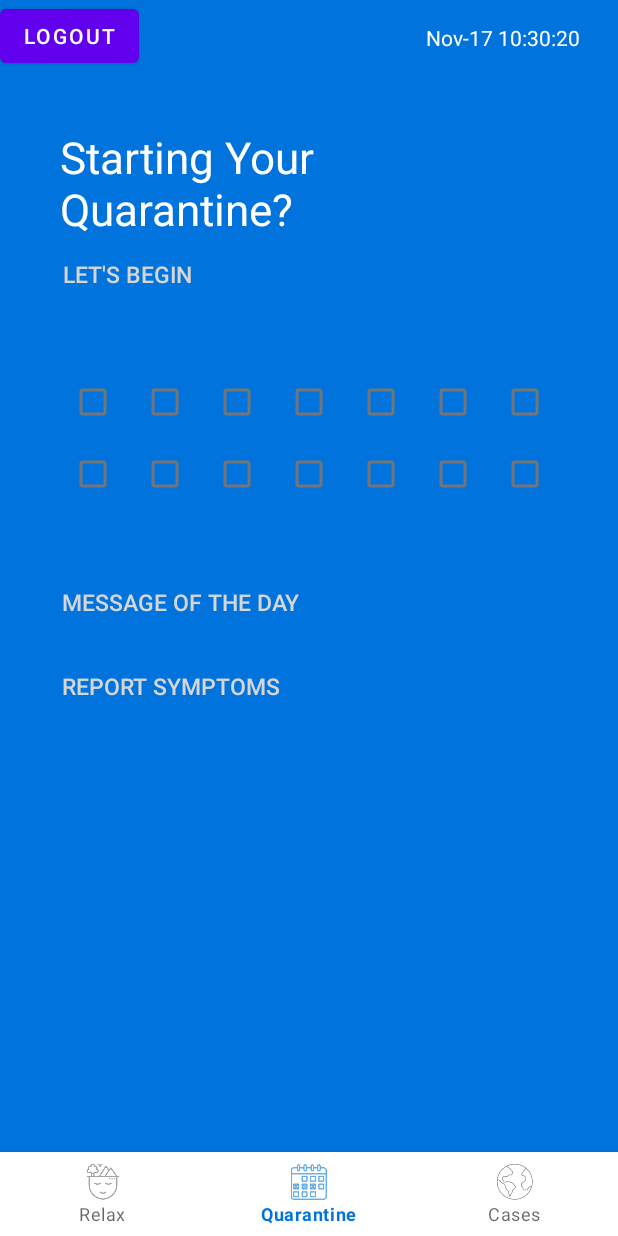
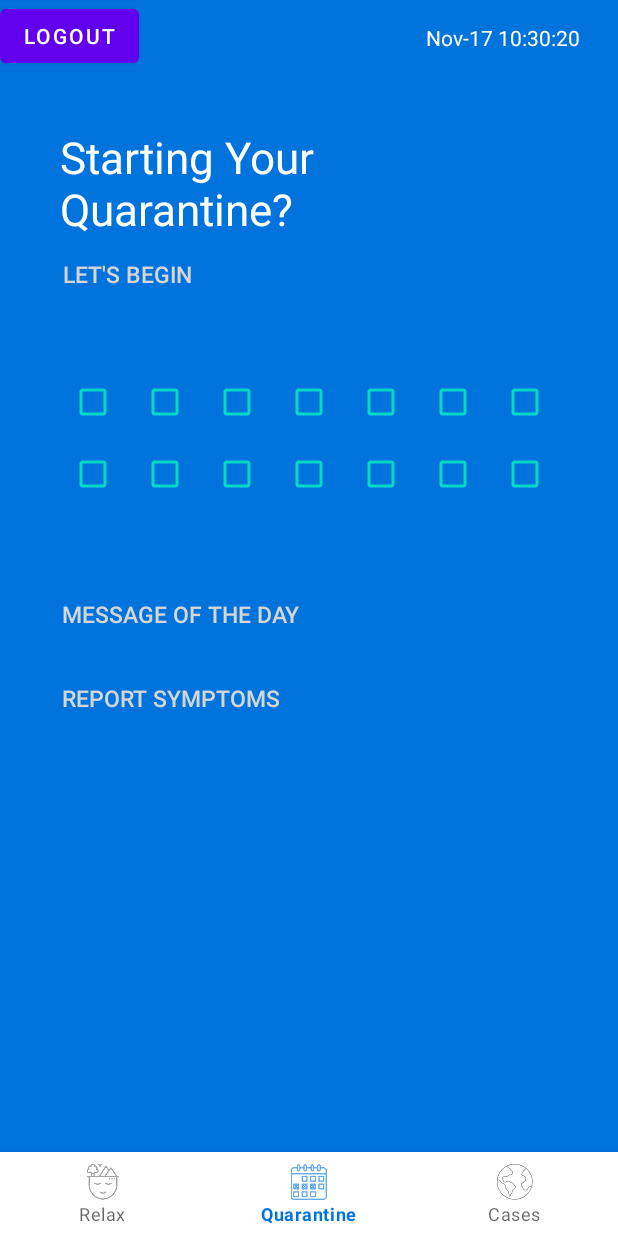
Before and after one commit to Awkk/CoronaWay, an Android app: the screen it shows after launch once a user with an empty profile is signed in (MainActivity), on a phone screen of 412 x 824 dp. Run offline under Robolectric (Android 15) with nearby library versions, the phone set to English and light mode, and no system bars; our stand-ins replace Firebase (no records; nobody signed in at launch, a user with empty details on screens opened directly), navigation-ui.

Commit message:
few styling updated

```diff
--- a/app/src/main/res/layout/fragment_quarantine.xml
+++ b/app/src/main/res/layout/fragment_quarantine.xml
@@ -70,56 +70,63 @@
                 android:id="@+id/checkBox1"
                 android:layout_width="wrap_content"
                 android:layout_height="match_parent"
-                android:clickable="false"
-                android:layout_gravity="center" />
+                android:layout_gravity="center"
+                android:buttonTint="@color/colorAccent"
+                android:clickable="false" />
 
             <CheckBox
                 android:id="@+id/checkBox2"
                 android:layout_width="wrap_content"
                 android:layout_height="match_parent"
                 android:layout_gravity="center"
-                android:clickable="false"
-                android:layout_weight="0" />
+                android:layout_weight="0"
+                android:buttonTint="@color/colorAccent"
+                android:clickable="false" />
 
             <CheckBox
                 android:id="@+id/checkBox3"
                 android:layout_width="wrap_content"
                 android:layout_height="match_parent"
                 android:layout_gravity="center"
-                android:clickable="false"
-                android:layout_weight="0" />
+                android:layout_weight="0"
+                android:buttonTint="@color/colorAccent"
+                android:clickable="false" />
 
             <CheckBox
                 android:id="@+id/checkBox4"
                 android:layout_width="wrap_content"
                 android:layout_height="match_parent"
                 android:layout_gravity="center"
-                android:clickable="false"
-                android:layout_weight="0" />
+                android:layout_weight="0"
+                android:buttonTint="@color/colorAccent"
+                android:clickable="false" />
 
             <CheckBox
                 android:id="@+id/checkBox5"
                 android:layout_width="wrap_content"
                 android:layout_height="match_parent"
                 android:layout_gravity="center"
-                android:clickable="false"
-                android:layout_weight="0" />
+                android:layout_weight="0"
+                android:buttonTint="@color/colorAccent"
+                android:clickable="false" />
 
             <CheckBox
                 android:id="@+id/checkBox6"
                 android:layout_width="wrap_content"
                 android:layout_height="match_parent"
                 android:layout_gravity="center"
-                android:clickable="false"
-                android:layout_weight="0" />
+                android:layout_weight="0"
+                android:buttonTint="@color/colorAccent"
+                android:clickable="false" />
 
             <CheckBox
                 android:id="@+id/checkBox7"
                 android:layout_width="wrap_content"
                 android:layout_height="match_parent"
                 android:layout_gravity="center"
-                android:clickable="false"
-                android:layout_weight="0" />
+                android:layout_weight="0"
+                android:buttonTint="@color/colorAccent"
+                android:clickable="false" />
 
         </LinearLayout>
 
@@ -133,56 +140,63 @@
                 android:id="@+id/checkBox8"
                 android:layout_width="wrap_content"
                 android:layout_height="match_parent"
-                android:clickable="false"
-                android:layout_gravity="center" />
+                android:layout_gravity="center"
+                android:buttonTint="@color/colorAccent"
+                android:clickable="false" />
 
             <CheckBox
                 android:id="@+id/checkBox9"
                 android:layout_width="wrap_content"
                 android:layout_height="match_parent"
                 android:layout_gravity="center"
-                android:clickable="false"
-                android:layout_weight="0" />
+                android:layout_weight="0"
+                android:buttonTint="@color/colorAccent"
+                android:clickable="false" />
 
             <CheckBox
                 android:id="@+id/checkBox10"
                 android:layout_width="wrap_content"
                 android:layout_height="match_parent"
-                android:clickable="false"
                 android:layout_gravity="center"
-                android:layout_weight="0" />
+                android:layout_weight="0"
+                android:buttonTint="@color/colorAccent"
+                android:clickable="false" />
 
             <CheckBox
                 android:id="@+id/checkBox11"
                 android:layout_width="wrap_content"
                 android:layout_height="match_parent"
-                android:clickable="false"
                 android:layout_gravity="center"
-                android:layout_weight="0" />
+                android:layout_weight="0"
+                android:buttonTint="@color/colorAccent"
+                android:clickable="false" />
 
             <CheckBox
                 android:id="@+id/checkBox12"
                 android:layout_width="wrap_content"
                 android:layout_height="match_parent"
-                android:clickable="false"
                 android:layout_gravity="center"
-                android:layout_weight="0" />
+                android:layout_weight="0"
+                android:buttonTint="@color/colorAccent"
+                android:clickable="false" />
 
             <CheckBox
                 android:id="@+id/checkBox13"
                 android:layout_width="wrap_content"
-                android:clickable="false"
                 android:layout_height="match_parent"
                 android:layout_gravity="center"
-                android:layout_weight="0" />
+                android:layout_weight="0"
+                android:buttonTint="@color/colorAccent"
+                android:clickable="false" />
 
             <CheckBox
                 android:id="@+id/checkBox14"
                 android:layout_width="wrap_content"
-                android:clickable="false"
                 android:layout_height="match_parent"
                 android:layout_gravity="center"
-                android:layout_weight="0" />
+                android:layout_weight="0"
+                android:buttonTint="@color/colorAccent"
+                android:clickable="false" />
 
         </LinearLayout>
 
@@ -205,7 +219,7 @@
                 app:rippleColor="#33AAAAAA"
                 app:strokeColor="@color/com_facebook_button_text_color"
                 app:strokeWidth="5dp"
-                android:layout_marginTop="37dp"
+                android:layout_marginTop="45dp"
                 android:layout_marginBottom="8dp"
                 />
 
```
Also changed, not shown: app/src/main/java/com/awisme/coronaway/QInfoActivity.java (+20 -0 lines), app/src/main/res/layout/activity_qinfo.xml (+22 -16 lines).
